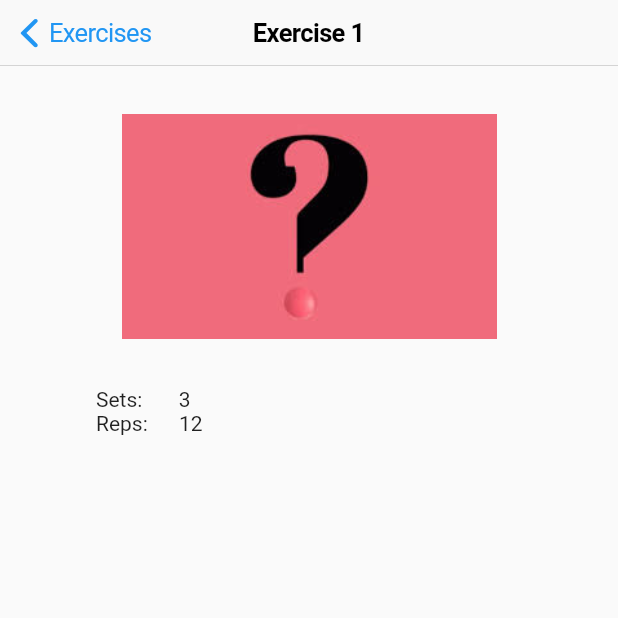
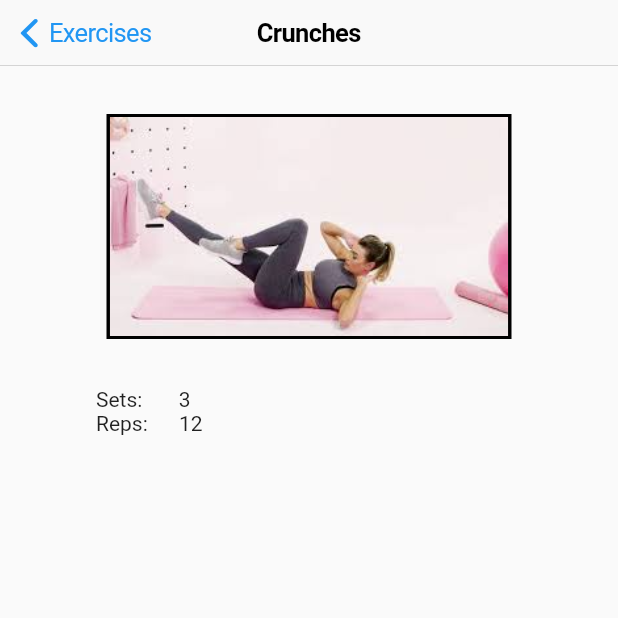
Before and after one commit to roy-adler/fitnapp, a Flutter app: the ExerciseView screen opened directly with sample values from the repository, on a phone screen of 412 x 824 dp, the top half of it. Run offline on Flutter 3.47's test engine with Material 2 defaults, Android fonts, the phone set to English and light mode, and no system bars; our stand-ins replace shared_preferences; accounts and stored records are empty.

Commit message:
Adding some images

```diff
--- a/lib/App/Exercise/exercise_view.dart
+++ b/lib/App/Exercise/exercise_view.dart
@@ -20,7 +20,10 @@ class ExerciseView extends StatelessWidget {
           mainAxisAlignment: MainAxisAlignment.start,
           children: <Widget>[
             Container(
-              decoration: BoxDecoration(),
+              decoration: BoxDecoration(
+                border:
+                    Border.all(width: 2.3, color: CupertinoColors.black),
+              ),
               height: 150.0,
               child: Image.asset(exercise.imagePath),
             ),
--- a/lib/Data/Data.dart
+++ b/lib/Data/Data.dart
@@ -10,11 +10,10 @@ abstract class Data {
   // Gets ExerciseList
   static List<Exercise> theExerciseList() {
     return [
-      Exercise(title: 'Exercise 1'),
-      Exercise(title: 'Exercise 2'),
-      Exercise(title: 'Exercise 3'),
-      Exercise(title: 'Exercise 4'),
-      Exercise(title: 'Exercise 5'),
+      Exercise(title: 'Crunches', imagePath: 'images/crunches.jpg'),
+      Exercise(title: 'Pull Up', imagePath: 'images/pull_up.jpg'),
+      Exercise(title: 'Push Up', imagePath: 'images/push_up.jpg'),
+      Exercise(title: 'Sit Up', imagePath: 'images/sit_up.jpg'),
     ];
   }
 
--- a/pubspec.yaml
+++ b/pubspec.yaml
@@ -44,6 +44,10 @@ flutter:
   # To add assets to your application, add an assets section, like this:
   assets:
    - images/no_image.jpg
+   - images/crunches.jpg
+   - images/pull_up.jpg
+   - images/sit_up.jpg
+   - images/push_up.jpg
 
   # An image asset can refer to one or more resolution-specific "variants", see
   # https://flutter.dev/assets-and-images/#resolution-aware.
```
Also changed, not shown: images/crunches.jpg (added), images/pull_up.jpg (added), images/push_up.jpg (added), images/sit_up.jpg (added), 1 other file.
